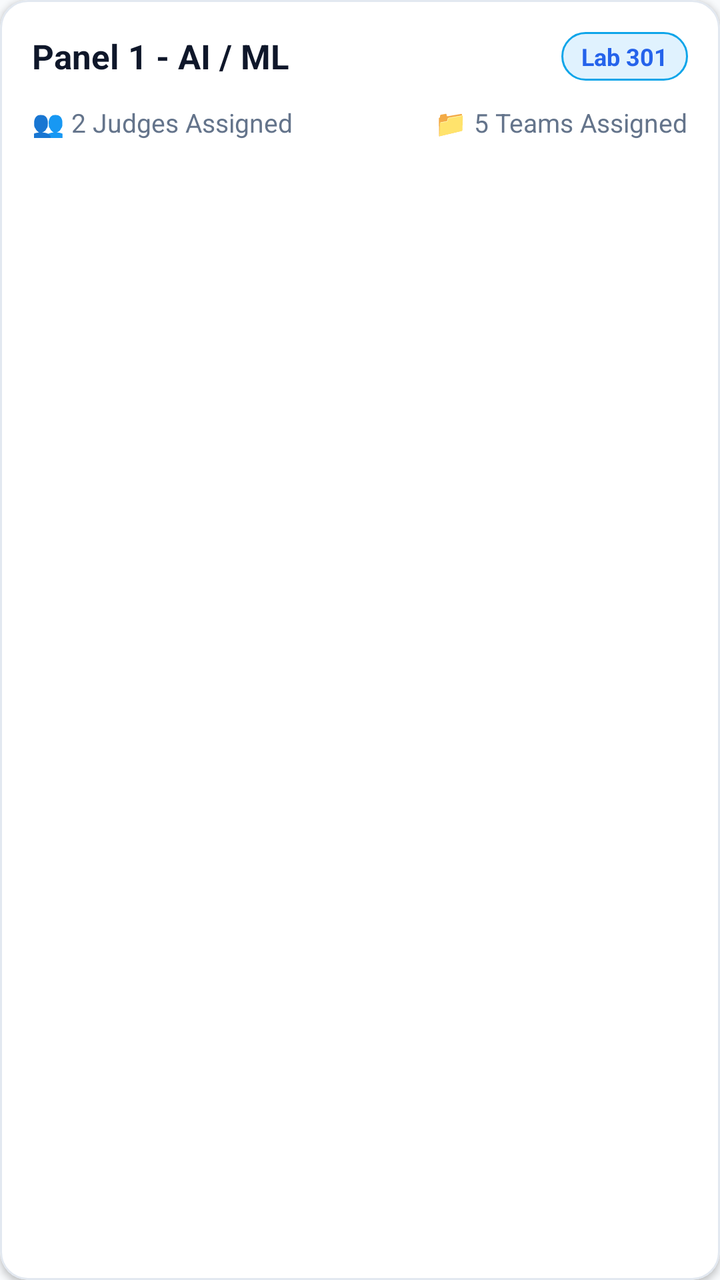
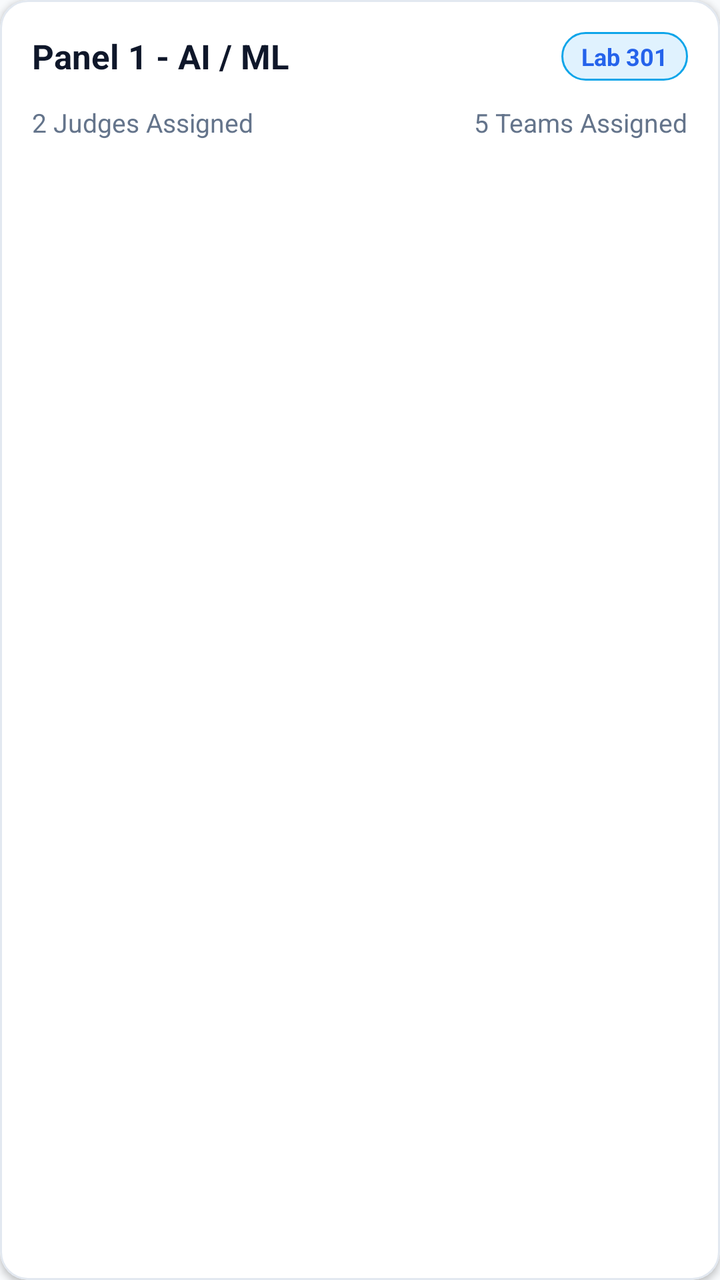

An Android layout rendered at two revisions. The XML below is the earlier revision; the diff shows what the commit changed to produce the second picture.
<!-- AndroidManifest.xml: application theme Theme.Judgex -->
<!-- res/layout/item_panel.xml -->
<?xml version="1.0" encoding="utf-8"?>
<com.google.android.material.card.MaterialCardView xmlns:android="http://schemas.android.com/apk/res/android"
    xmlns:app="http://schemas.android.com/apk/res-auto"
    android:layout_width="match_parent"
    android:layout_height="wrap_content"
    android:layout_marginHorizontal="16dp"
    android:layout_marginVertical="8dp"
    app:cardCornerRadius="14dp"
    app:cardElevation="2dp"
    app:strokeWidth="1dp"
    app:strokeColor="@color/card_border"
    app:cardBackgroundColor="@color/surface">

    <LinearLayout
        android:layout_width="match_parent"
        android:layout_height="wrap_content"
        android:orientation="vertical"
        android:padding="16dp">

        <LinearLayout
            android:layout_width="match_parent"
            android:layout_height="wrap_content"
            android:gravity="center_vertical"
            android:orientation="horizontal">

            <TextView
                android:id="@+id/tvPanelName"
                android:layout_width="0dp"
                android:layout_height="wrap_content"
                android:layout_weight="1"
                android:text="Panel 1 - AI / ML"
                android:textColor="@color/text_primary"
                android:textSize="17sp"
                android:textStyle="bold" />

            <TextView
                android:id="@+id/tvVenue"
                android:layout_width="wrap_content"
                android:layout_height="wrap_content"
                android:background="@drawable/bg_badge_judge"
                android:paddingHorizontal="10dp"
                android:paddingVertical="4dp"
                android:text="Lab 301"
                android:textColor="@color/accent"
                android:textSize="12sp"
                android:textStyle="bold" />

        </LinearLayout>

        <LinearLayout
            android:layout_width="match_parent"
            android:layout_height="wrap_content"
            android:layout_marginTop="12dp"
            android:orientation="horizontal">

            <TextView
                android:id="@+id/tvJudgeCount"
                android:layout_width="0dp"
                android:layout_height="wrap_content"
                android:layout_weight="1"
                android:text="👥 2 Judges Assigned"
                android:textColor="@color/text_secondary"
                android:textSize="13sp" />

            <TextView
                android:id="@+id/tvTeamCount"
                android:layout_width="wrap_content"
                android:layout_height="wrap_content"
                android:text="📁 5 Teams Assigned"
                android:textColor="@color/text_secondary"
                android:textSize="13sp" />

        </LinearLayout>

    </LinearLayout>

</com.google.android.material.card.MaterialCardView>
<!-- resources referenced by this layout -->
<resources>
  <color name="accent">#2563EB</color>
  <color name="card_border">#E2E8F0</color>
  <color name="surface">#FFFFFF</color>
  <color name="text_primary">#0F172A</color>
  <color name="text_secondary">#64748B</color>
  <!-- drawable bg_badge_judge (drawable) -->
  <?xml version="1.0" encoding="utf-8"?>
  <shape xmlns:android="http://schemas.android.com/apk/res/android">
      <solid android:color="@color/info_light" />
      <corners android:radius="16dp" />
      <stroke android:width="1dp" android:color="@color/info" />
  </shape>
  <style name="Theme.Judgex" parent="Theme.Material3.DayNight.NoActionBar">
          
          <item name="colorPrimary">@color/accent</item>
          <item name="colorPrimaryVariant">@color/primary_dark</item>
          <item name="colorOnPrimary">@color/white</item>
          
          <item name="colorSecondary">@color/accent_light</item>
          <item name="colorSecondaryVariant">@color/accent</item>
          <item name="colorOnSecondary">@color/white</item>
          
          <item name="android:statusBarColor">@color/primary</item>
          <item name="android:windowLightStatusBar">false</item>
          
          <item name="android:windowBackground">@color/background</item>
      </style>
  <color name="info_light">#E0F2FE</color>
  <color name="info">#0EA5E9</color>
  <color name="primary_dark">#020617</color>
  <color name="white">#FFFFFF</color>
  <color name="accent_light">#3B82F6</color>
  <color name="primary">#0F172A</color>
  <color name="background">#F8FAFC</color>
</resources>

<!-- the commit's change to res/layout/item_panel.xml (unified diff, before → after) -->
@@ -58,7 +58,7 @@
                 android:layout_width="0dp"
                 android:layout_height="wrap_content"
                 android:layout_weight="1"
-                android:text="👥 2 Judges Assigned"
+                android:text="2 Judges Assigned"
                 android:textColor="@color/text_secondary"
                 android:textSize="13sp" />
 
@@ -66,7 +66,7 @@
                 android:id="@+id/tvTeamCount"
                 android:layout_width="wrap_content"
                 android:layout_height="wrap_content"
-                android:text="📁 5 Teams Assigned"
+                android:text="5 Teams Assigned"
                 android:textColor="@color/text_secondary"
                 android:textSize="13sp" />
 
